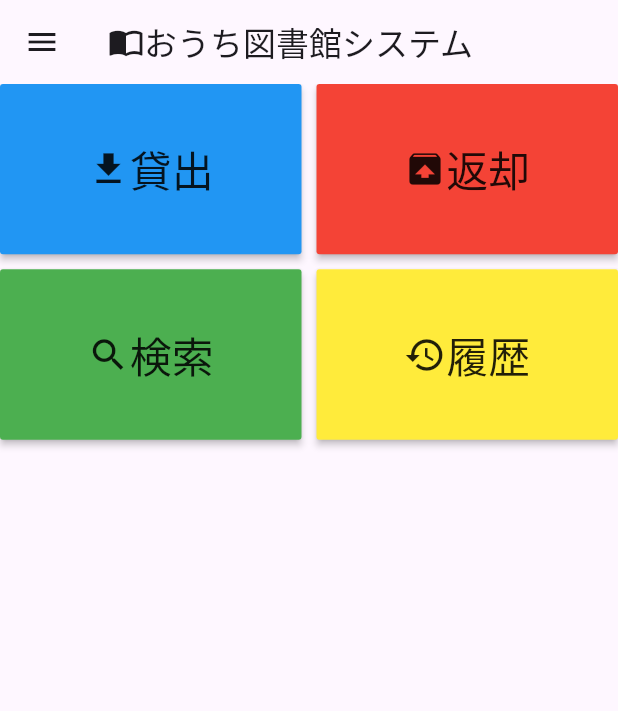
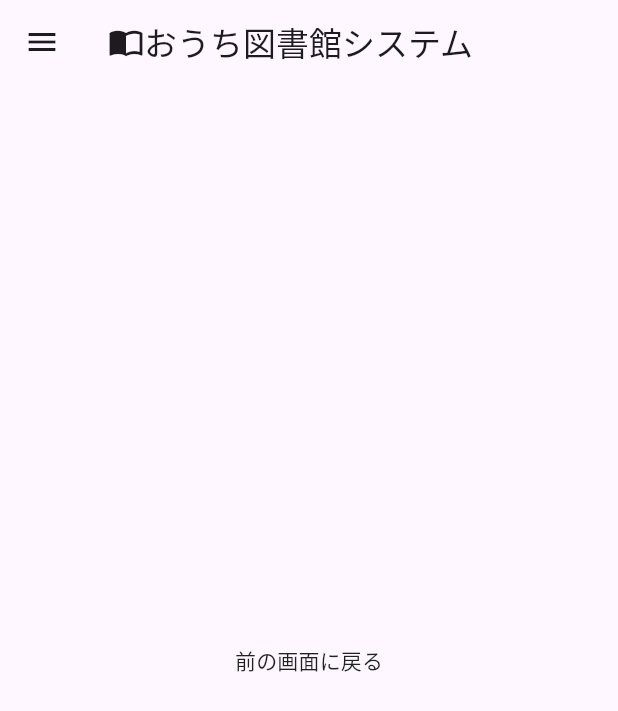
Before and after one commit to ntakahashi016/alexandrite, a Flutter app: the screen it shows after launch, after a tap on "返却", on a phone screen of 412 x 824 dp. Shown: the top 711 px of the screen. Run offline on Flutter 3.47's test engine with Material 3 defaults, Android fonts, the phone set to English and light mode, and no system bars.

Commit message:
implemented screen transition

```diff
--- a/app/client/lib/main_menu.dart
+++ b/app/client/lib/main_menu.dart
@@ -1,14 +1,15 @@
 import 'package:flutter/material.dart';
 import './menu_item.dart';
+import './lending_screen.dart';
+import './wip_screen.dart';
 
 class MainMenu {
   static const items = [
-      const MenuItem("貸出", Icons.download , Colors.blue),
-      const MenuItem("返却", Icons.unarchive, Colors.red),
-      const MenuItem("検索", Icons.search   , Colors.green),
-      const MenuItem("履歴", Icons.history  , Colors.yellow),
+      const MenuItem("貸出", Icons.download , Colors.blue,   LendingScreen()),
+      const MenuItem("返却", Icons.unarchive, Colors.red,    WipScreen()),
+      const MenuItem("検索", Icons.search   , Colors.green , WipScreen()),
+      const MenuItem("履歴", Icons.history  , Colors.yellow, WipScreen()),
     ];
-
   static List<MenuItem> getMainMenu() {
     return MainMenu.items;
   }
--- a/app/client/lib/main_screen.dart
+++ b/app/client/lib/main_screen.dart
@@ -44,7 +44,7 @@ class _MainScreenAppState extends State<MainScreenApp> {
         children: List.generate(4, (index) {
           return ButtonTheme(
             child: MaterialButton(
-              onPressed: () => {print("${mainMenu[index].name} is Pressed!")},
+              onPressed: () => {Navigator.push(context, MaterialPageRoute(builder: (context) => mainMenu[index].route))},
               color: mainMenu[index].color,
               child: Row(
                 mainAxisAlignment: MainAxisAlignment.center,
--- a/app/client/lib/menu_item.dart
+++ b/app/client/lib/menu_item.dart
@@ -4,6 +4,7 @@ class MenuItem {
   final String name;
   final IconData icon;
   final MaterialColor color;
+  final Widget route;
 
-  const MenuItem(this.name, this.icon, this.color);
+  const MenuItem(this.name, this.icon, this.color, this.route);
 }
--- /dev/null
+++ b/app/client/lib/wip_screen.dart
@@ -0,0 +1,46 @@
+import 'package:flutter/material.dart';
+
+class WipScreen extends StatelessWidget {
+  const WipScreen({super.key});
+  @override
+  Widget build(BuildContext context) {
+    return MaterialApp(
+      title: 'Flutter Demo',
+      theme: ThemeData(
+        colorScheme: ColorScheme.fromSeed(seedColor: Colors.deepPurple),
+        useMaterial3: true,
+      ),
+      home: const WipScreenApp(title: 'Flutter Demo Home Page'),
+    );
+  }
+}
+
+class WipScreenApp extends StatefulWidget {
+  const WipScreenApp({super.key, required this.title});
+  final String title;
+  @override
+  State<WipScreenApp> createState() => _WipScreenAppState();
+}
+
+class _WipScreenAppState extends State<WipScreenApp> {
+  @override
+  Widget build(BuildContext context) {
+    return Scaffold(
+      drawer: const Drawer(child: Center(child: Text("Drawer"))),
+      appBar: AppBar(
+        title: Row(children: const [
+          Icon(Icons.import_contacts),
+          Text("おうち図書館システム"),
+        ]),
+      ),
+      body: Center(
+        child: MaterialButton(
+          child: Text("前の画面に戻る"),
+          onPressed: () {
+            Navigator.pop(context);
+          },
+        )
+      ),
+    );
+  }
+}
```
Also changed, not shown: app/client/lib/lending_screen.dart (added, +47 -0 lines).
